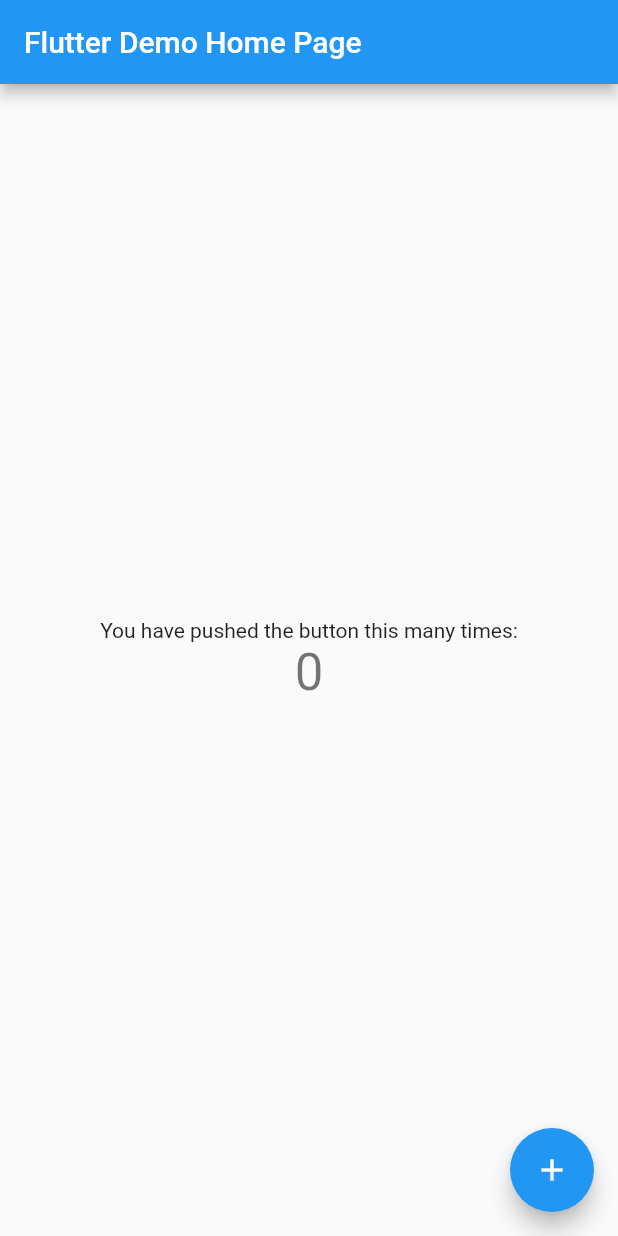
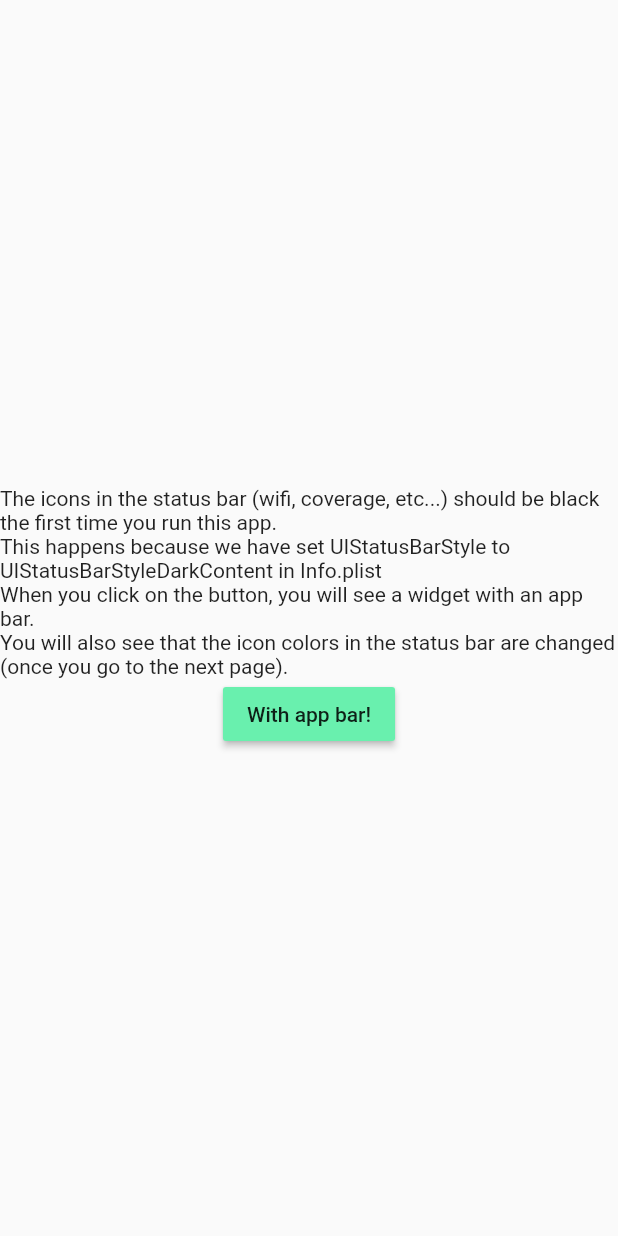
Before and after one commit to smaho-engineering/flutter_issue_44347, a Flutter app: the screen it shows after launch, on a phone screen of 412 x 824 dp. Run offline on Flutter 3.47's test engine with Material 2 defaults, Android fonts, the phone set to English and light mode, and no system bars.

Commit message:
Add bug minimum repro steps

```diff
--- a/lib/main.dart
+++ b/lib/main.dart
@@ -3,109 +3,78 @@ import 'package:flutter/material.dart';
 void main() => runApp(MyApp());
 
 class MyApp extends StatelessWidget {
-  // This widget is the root of your application.
   @override
   Widget build(BuildContext context) {
     return MaterialApp(
       title: 'Flutter Demo',
-      theme: ThemeData(
-        // This is the theme of your application.
-        //
-        // Try running your application with "flutter run". You'll see the
-        // application has a blue toolbar. Then, without quitting the app, try
-        // changing the primarySwatch below to Colors.green and then invoke
-        // "hot reload" (press "r" in the console where you ran "flutter run",
-        // or simply save your changes to "hot reload" in a Flutter IDE).
-        // Notice that the counter didn't reset back to zero; the application
-        // is not restarted.
-        primarySwatch: Colors.blue,
-      ),
-      home: MyHomePage(title: 'Flutter Demo Home Page'),
+      theme: ThemeData(primarySwatch: Colors.green),
+      debugShowCheckedModeBanner: false,
+      home: WidgetWithNoAppBar(),
+      routes: <String, WidgetBuilder>{
+        '/with_app_bar': (_) => WidgetWithAppBar(),
+        '/without_app_bar': (_) => WidgetWithNoAppBar(),
+      },
     );
   }
 }
 
-class MyHomePage extends StatefulWidget {
-  MyHomePage({Key key, this.title}) : super(key: key);
-
-  // This widget is the home page of your application. It is stateful, meaning
-  // that it has a State object (defined below) that contains fields that affect
-  // how it looks.
-
-  // This class is the configuration for the state. It holds the values (in this
-  // case the title) provided by the parent (in this case the App widget) and
-  // used by the build method of the State. Fields in a Widget subclass are
-  // always marked "final".
-
-  final String title;
-
-  @override
-  _MyHomePageState createState() => _MyHomePageState();
-}
-
-class _MyHomePageState extends State<MyHomePage> {
-  int _counter = 0;
-
-  void _incrementCounter() {
-    setState(() {
-      // This call to setState tells the Flutter framework that something has
-      // changed in this State, which causes it to rerun the build method below
-      // so that the display can reflect the updated values. If we changed
-      // _counter without calling setState(), then the build method would not be
-      // called again, and so nothing would appear to happen.
-      _counter++;
-    });
-  }
-
+class WidgetWithNoAppBar extends StatelessWidget {
   @override
   Widget build(BuildContext context) {
-    // This method is rerun every time setState is called, for instance as done
-    // by the _incrementCounter method above.
-    //
-    // The Flutter framework has been optimized to make rerunning build methods
-    // fast, so that you can just rebuild anything that needs updating rather
-    // than having to individually change instances of widgets.
     return Scaffold(
-      appBar: AppBar(
-        // Here we take the value from the MyHomePage object that was created by
-        // the App.build method, and use it to set our appbar title.
-        title: Text(widget.title),
-      ),
       body: Center(
-        // Center is a layout widget. It takes a single child and positions it
-        // in the middle of the parent.
         child: Column(
-          // Column is also a layout widget. It takes a list of children and
-          // arranges them vertically. By default, it sizes itself to fit its
-          // children horizontally, and tries to be as tall as its parent.
-          //
-          // Invoke "debug painting" (press "p" in the console, choose the
-          // "Toggle Debug Paint" action from the Flutter Inspector in Android
-          // Studio, or the "Toggle Debug Paint" command in Visual Studio Code)
-          // to see the wireframe for each widget.
-          //
-          // Column has various properties to control how it sizes itself and
-          // how it positions its children. Here we use mainAxisAlignment to
-          // center the children vertically; the main axis here is the vertical
-          // axis because Columns are vertical (the cross axis would be
-          // horizontal).
-          mainAxisAlignment: MainAxisAlignment.center,
+          mainAxisSize: MainAxisSize.min,
           children: <Widget>[
             Text(
-              'You have pushed the button this many times:',
-            ),
+                'The icons in the status bar (wifi, coverage, etc...) should be black the first time you run this app.'),
             Text(
-              '$_counter',
-              style: Theme.of(context).textTheme.display1,
+                'This happens because we have set UIStatusBarStyle to UIStatusBarStyleDarkContent in Info.plist'),
+            Text(
+                'When you click on the button, you will see a widget with an app bar.'),
+            Text(
+                'You will also see that the icon colors in the status bar are changed (once you go to the next page).'),
+            MaterialButton(
+              color: Colors.greenAccent,
+              child: Text('With app bar!'),
+              onPressed: () {
+                Navigator.of(context).pushReplacementNamed('/with_app_bar');
+              },
             ),
           ],
         ),
       ),
-      floatingActionButton: FloatingActionButton(
-        onPressed: _incrementCounter,
-        tooltip: 'Increment',
-        child: Icon(Icons.add),
-      ), // This trailing comma makes auto-formatting nicer for build methods.
     );
   }
 }
+
+class WidgetWithAppBar extends StatelessWidget {
+  @override
+  Widget build(BuildContext context) {
+    return Scaffold(
+      // Remove the app bar, recompile and the bug is gone. WTF?
+      appBar: AppBar(
+        // You can try changing the brightness, themes, nothing helps.
+        title: Text('Sneaky app bar!'),
+      ),
+      body: Center(
+        child: Column(
+          mainAxisSize: MainAxisSize.min,
+          children: <Widget>[
+            Text('Oh snap, it changed the icons.'),
+            Text(
+                'Tap on this button to get to the scaffold without the app bar.'),
+            Text('As you go back, notice that the icons stay white.'),
+            MaterialButton(
+              color: Colors.greenAccent,
+              child: Text('Without bar!'),
+              onPressed: () {
+                Navigator.of(context).pushReplacementNamed('/without_app_bar');
+              },
+            ),
+          ],
+        ),
+      ),
+    );
+  }
+}
```
